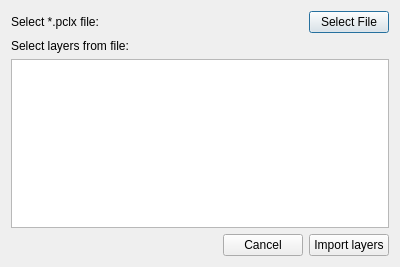
Before: the Qt Designer form app/ui/importlayersdialog.ui in pencil2d/pencil, drawn with Qt 5.
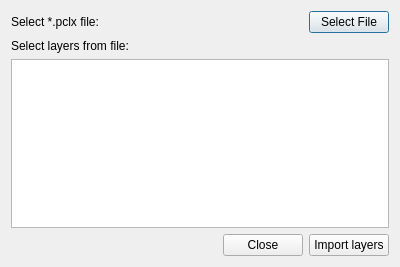
After: the same form once the commit is applied.

What changed in the file:
```diff
--- a/app/ui/importlayersdialog.ui
+++ b/app/ui/importlayersdialog.ui
@@ -73,7 +73,7 @@
      <item>
       <widget class="QPushButton" name="btnCancel">
        <property name="text">
-        <string>Cancel</string>
+        <string>Close</string>
        </property>
       </widget>
      </item>
```
Left out of the diff: 2 changed lines with no effect on the pictures.
